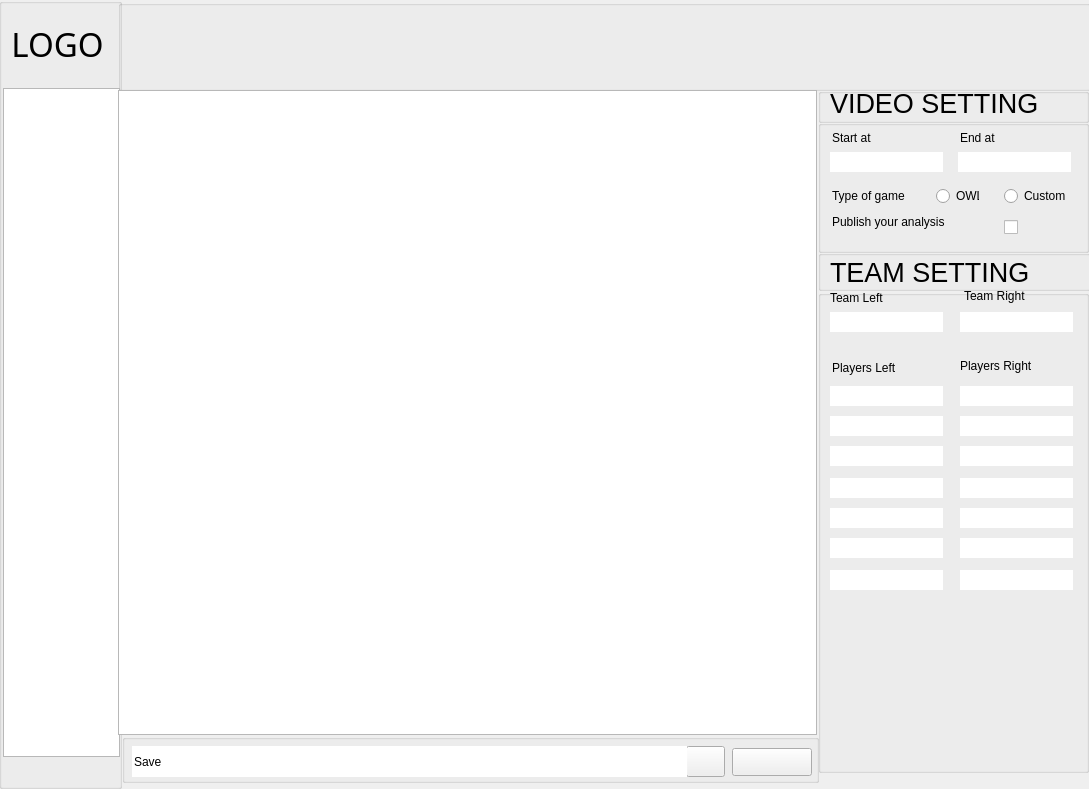
Old version of the form ora/gui/main.ui in the repository appcell/OverwatchDataAnalysis.
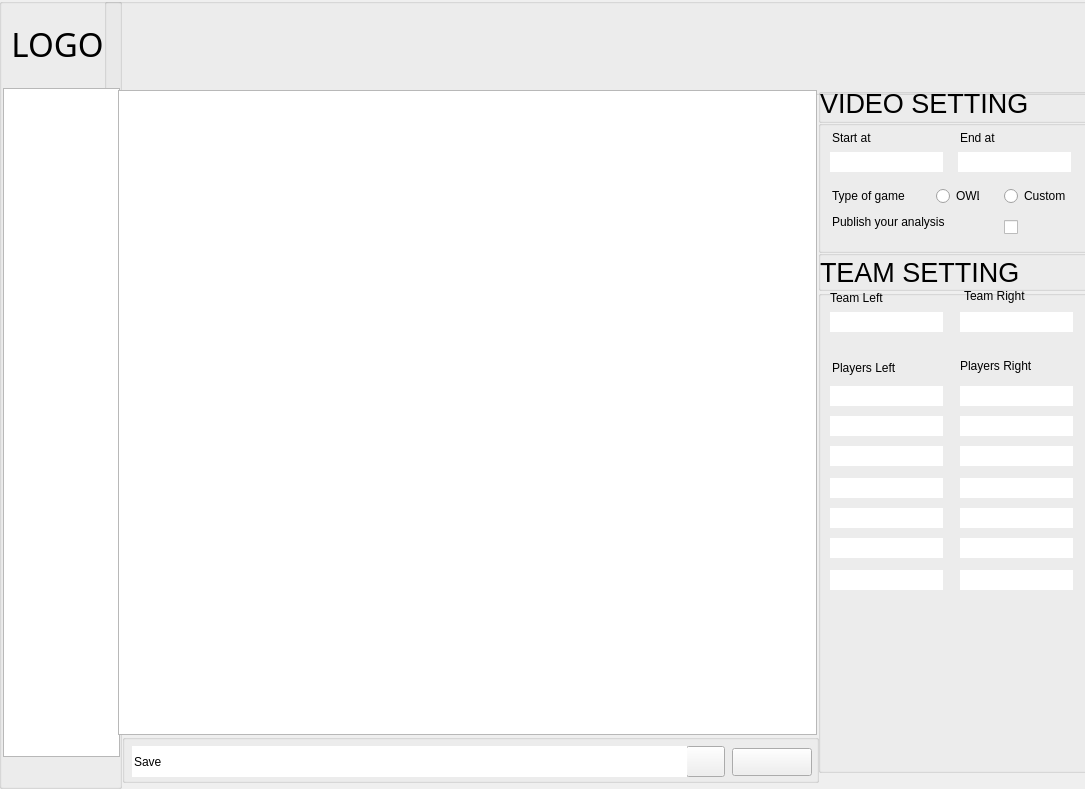
New version of the form.

The edit to the form file:
```diff
--- a/ora/gui/main.ui
+++ b/ora/gui/main.ui
@@ -6,7 +6,7 @@
    <rect>
     <x>0</x>
     <y>0</y>
-    <width>1089</width>
+    <width>1085</width>
     <height>789</height>
    </rect>
   </property>
@@ -472,9 +472,9 @@
       <widget class="QLabel" name="label">
        <property name="geometry">
         <rect>
-         <x>12</x>
+         <x>2</x>
          <y>-2</y>
-         <width>255</width>
+         <width>265</width>
          <height>35</height>
         </rect>
        </property>
@@ -538,9 +538,9 @@
       <widget class="QLabel" name="label_9">
        <property name="geometry">
         <rect>
-         <x>12</x>
+         <x>2</x>
          <y>4</y>
-         <width>207</width>
+         <width>267</width>
          <height>37</height>
         </rect>
        </property>
@@ -780,10 +780,10 @@
    <widget class="QGroupBox" name="top_group">
     <property name="geometry">
      <rect>
-      <x>118</x>
-      <y>0</y>
-      <width>973</width>
-      <height>91</height>
+      <x>104</x>
+      <y>-2</y>
+      <width>989</width>
+      <height>97</height>
      </rect>
     </property>
     <property name="accessibleName">
@@ -816,7 +816,7 @@
     <widget class="QPushButton" name="help_button">
      <property name="geometry">
       <rect>
-       <x>700</x>
+       <x>714</x>
        <y>2</y>
        <width>65</width>
        <height>85</height>
@@ -846,7 +846,7 @@
     <widget class="QPushButton" name="min_button">
      <property name="geometry">
       <rect>
-       <x>764</x>
+       <x>778</x>
        <y>2</y>
        <width>65</width>
        <height>83</height>
@@ -867,7 +867,7 @@
     <widget class="QPushButton" name="max_button">
      <property name="geometry">
       <rect>
-       <x>828</x>
+       <x>842</x>
        <y>2</y>
        <width>71</width>
        <height>85</height>
@@ -888,7 +888,7 @@
     <widget class="QPushButton" name="close_button">
      <property name="geometry">
       <rect>
-       <x>900</x>
+       <x>912</x>
        <y>4</y>
        <width>65</width>
        <height>81</height>
```
